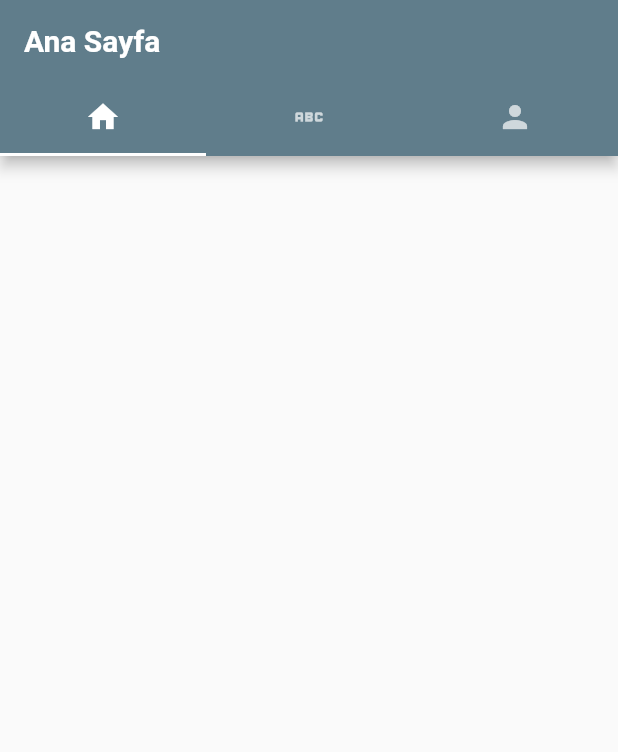
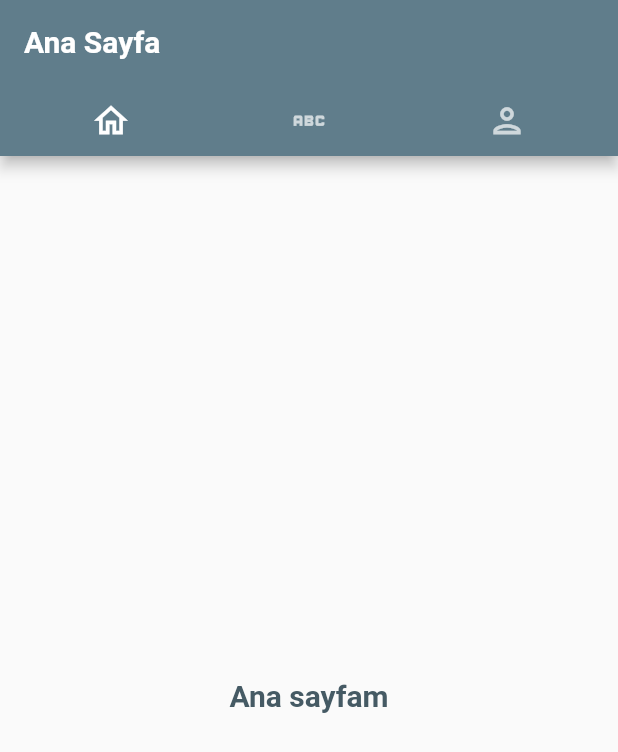
Before and after one commit to umutcanbostancii/TabBarViewProject, a Flutter app: the screen it shows after launch, on a phone screen of 412 x 824 dp. Shown: the top 752 px of the screen. Run offline on Flutter 3.47's test engine with Material 2 defaults, Android fonts, the phone set to English and light mode, and no system bars.

Commit message:
Profil Page Olusturuldu

```diff
--- a/mart_8_project/lib/home_page.dart
+++ b/mart_8_project/lib/home_page.dart
@@ -24,32 +24,66 @@ class _MyHomePageState extends State<MyHomePage>
         title: const Text("Ana Sayfa"),
         titleTextStyle:
             const TextStyle(fontWeight: FontWeight.bold, fontSize: 20),
-        bottom: TabBar(controller: _tabController, tabs: [
-          IconButton(
-            icon: Icon(Icons.home),
-            onPressed: () {
+        bottom: TabBar(
+            onTap: (tabIndex) {
               setState(() {
-                _tabController.index = 0;
+                _tabController.index = tabIndex;
               });
             },
-          ),
-          IconButton(
-            icon: Icon(Icons.abc),
-            onPressed: () {
-              _tabController.index = 1;
-            },
-          ),
-          IconButton(
-            icon: Icon(Icons.person),
-            onPressed: () {
-              _tabController.index = 2;
-            },
-          ),
-        ]),
+            indicatorColor: Colors.transparent,
+            indicatorWeight: 2,
+            indicatorSize: TabBarIndicatorSize.label,
+            padding: const EdgeInsets.all(8),
+            controller: _tabController,
+            tabs: const [
+              Icon(
+                Icons.home_outlined,
+                size: 27,
+              ),
+              Icon(
+                Icons.abc_outlined,
+                size: 27,
+              ),
+              Icon(
+                Icons.person_outlined,
+                size: 27,
+                shadows: [
+                  Shadow(color: Colors.black, offset: Offset.infinite),
+                ],
+              ),
+            ]),
       ),
-      body: Column(
-        children: [],
+
+      body: DefaultTabController(
+        length: 3,
+        child: Column(
+          mainAxisAlignment: MainAxisAlignment.center,
+          crossAxisAlignment: CrossAxisAlignment.center,
+          children: [
+            _tabController.index == 0
+                ? Center(
+                    child: Text(
+                      "Ana sayfam",
+                      style: _style,
+                    ),
+                  )
+                : _tabController.index == 1
+                    ? Center(
+                        child: Text(
+                          "Egitim Sayfam",
+                          style: _style,
+                        ),
+                      )
+                    : Center(
+                        child: Text(
+                          "Profil Sayfam",
+                          style: _style,
+                        ),
+                      ),
+          ],
+        ),
       ),
+
       // body: TabBarView(
       //   controller: _tabController,children: [
       //     Center(
```
Also changed, not shown: mart_8_project/lib/tab_sub_widgets/profile_page.dart (added, +29 -0 lines).
